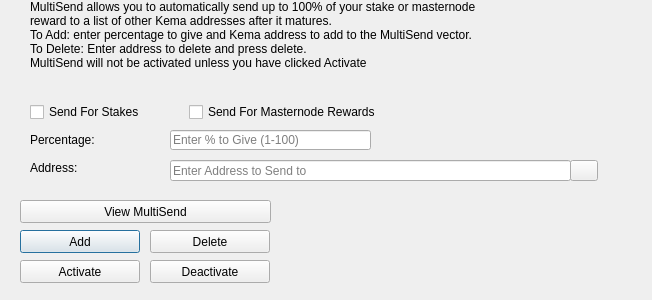
Qt form src/qt/forms/multisenddialog.ui (wmcorless/kema) before a commit.
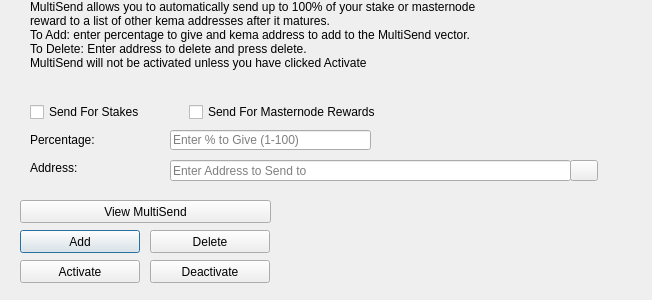
The same form after that commit. Icons and pictures are not drawn.

Diff of the .ui file:
```diff
--- a/src/qt/forms/multisenddialog.ui
+++ b/src/qt/forms/multisenddialog.ui
@@ -61,8 +61,8 @@
     <number>1</number>
    </property>
    <property name="text">
-    <string>MultiSend allows you to automatically send up to 100% of your stake or masternode reward to a list of other Kema addresses after it matures.
-To Add: enter percentage to give and Kema address to add to the MultiSend vector.
+    <string>MultiSend allows you to automatically send up to 100% of your stake or masternode reward to a list of other kema addresses after it matures.
+To Add: enter percentage to give and kema address to add to the MultiSend vector.
 To Delete: Enter address to delete and press delete.
 MultiSend will not be activated unless you have clicked Activate</string>
    </property>
```
Left out of the diff: 4 changed lines with no effect on the pictures.
